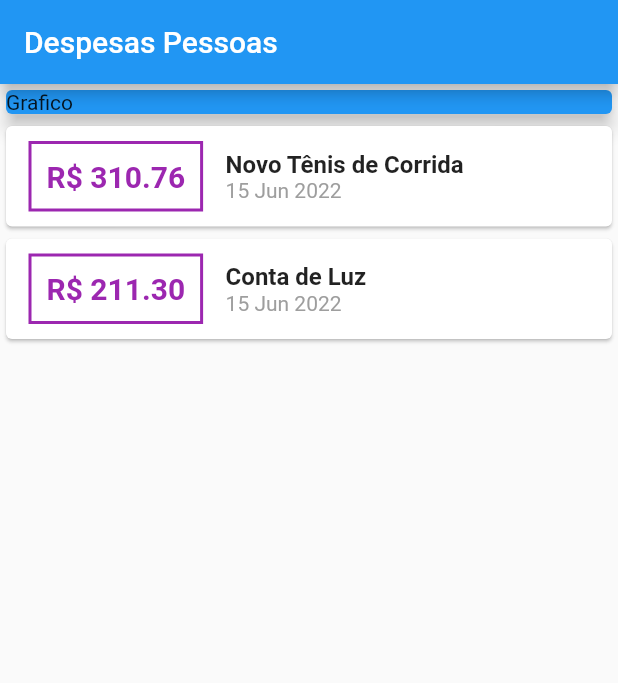
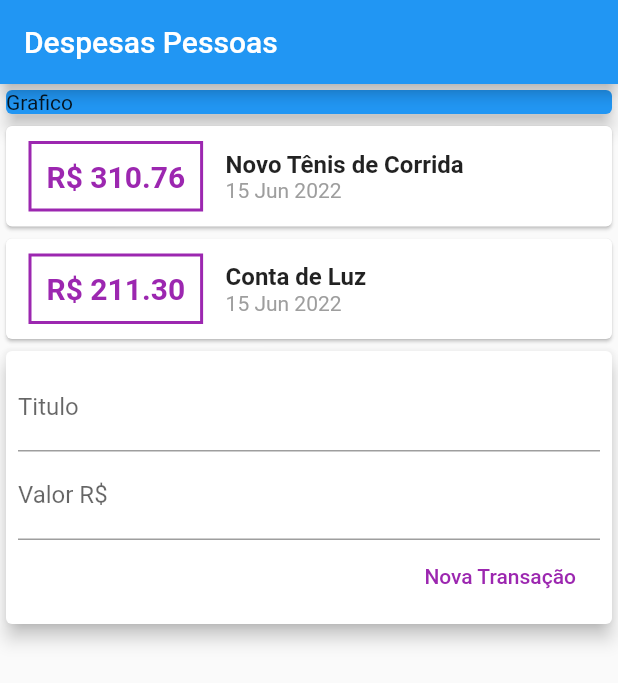
Before and after one commit to AiramCruZ/curso_flutter_cod3r, a Flutter app: the screen it shows after launch, on a phone screen of 412 x 824 dp. Shown: the top 683 px of the screen. Run offline on Flutter 3.47's test engine with Material 2 defaults, Android fonts, the phone set to English and light mode, and no system bars; missing offline and left inert: dart:ffi.

Commit message:
criacao formulario

```diff
--- /dev/null
+++ b/projeto_despesas_pessoais/lib/components/transaction_list.dart
@@ -0,0 +1,58 @@
+import 'package:flutter/material.dart';
+import 'package:intl/intl.dart';
+import 'package:projeto_despesas_pessoais/model/Transaction.dart';
+
+class TransactionsList extends StatelessWidget {
+  const TransactionsList({Key? key, required this.transactions})
+      : super(key: key);
+
+  final List<Transaction> transactions;
+
+  @override
+  Widget build(BuildContext context) {
+    return Column(
+      children: transactions.map((e) {
+        return Card(
+          child: Row(children: [
+            Container(
+              margin: const EdgeInsets.symmetric(
+                horizontal: 15,
+                vertical: 10,
+              ),
+              decoration: BoxDecoration(
+                border: Border.all(color: Colors.purple, width: 2),
+              ),
+              padding: const EdgeInsets.all(10),
+              child: Text(
+                'R\$ ${e.value.toStringAsFixed(2)}',
+                style: const TextStyle(
+                  fontWeight: FontWeight.bold,
+                  fontSize: 20,
+                  color: Colors.purple,
+                ),
+              ),
+            ),
+            Column(
+              crossAxisAlignment: CrossAxisAlignment.start,
+              children: [
+                Text(
+                  e.title,
+                  style: const TextStyle(
+                    fontSize: 16,
+                    fontWeight: FontWeight.bold,
+                  ),
+                ),
+                Text(
+                  DateFormat('d MMM y').format(e.date),
+                  style: const TextStyle(
+                    color: Colors.grey,
+                  ),
+                ),
+              ],
+            ),
+          ]),
+        );
+      }).toList(),
+    );
+  }
+}
--- a/projeto_despesas_pessoais/lib/main.dart
+++ b/projeto_despesas_pessoais/lib/main.dart
@@ -1,5 +1,6 @@
 import 'package:flutter/material.dart';
-import 'package:projeto_despesas_pessoais/model/Transaction.dart';
+import 'package:projeto_despesas_pessoais/components/transaction_list.dart';
+import 'package:projeto_despesas_pessoais/model/transaction.dart';
 import 'package:intl/intl.dart';
 
 void main() => runApp(const DespesasApp());
@@ -18,9 +19,9 @@ class DespesasApp extends StatelessWidget {
 class MyHomePage extends StatelessWidget {
   const MyHomePage({Key? key}) : super(key: key);
 
-  @override
-  Widget build(BuildContext context) {
-    final _transactions = [
+  static final TextEditingController titleController = TextEditingController();
+  static final TextEditingController valueController = TextEditingController();
+  static final List<Transaction> _transactions = [
     Transaction(
       id: 't1',
       title: 'Novo Tênis de Corrida',
@@ -35,6 +36,8 @@ class MyHomePage extends StatelessWidget {
     ),
   ];
 
+  @override
+  Widget build(BuildContext context) {
     return Scaffold(
       appBar: AppBar(
         title: const Text("Despesas Pessoas"),
@@ -49,50 +52,45 @@ class MyHomePage extends StatelessWidget {
               child: Text("Grafico"),
             ),
           ),
-          Column(
-            children: _transactions.map((e) {
-              return Card(
-                child: Row(children: [
-                  Container(
-                    margin: const EdgeInsets.symmetric(
-                      horizontal: 15,
-                      vertical: 10,
+          TransactionsList(transactions: _transactions),
+          Card(
+            elevation: 5,
+            child: Padding(
+              padding: const EdgeInsets.all(8.0),
+              child: Column(
+                children: [
+                  TextField(
+                    controller: titleController,
+                    decoration: const InputDecoration(labelText: 'Titulo'),
                   ),
-                    decoration: BoxDecoration(
-                      border: Border.all(color: Colors.purple, width: 2),
+                  TextField(
+                    controller: valueController,
+                    decoration: const InputDecoration(labelText: 'Valor R\$'),
                   ),
-                    padding: const EdgeInsets.all(10),
-                    child: Text(
-                      'R\$ ${e.value.toStringAsFixed(2)}',
-                      style: const TextStyle(
-                        fontWeight: FontWeight.bold,
-                        fontSize: 20,
-                        color: Colors.purple,
+                  Row(
+                    mainAxisAlignment: MainAxisAlignment.end,
+                    children: [
+                      ElevatedButton(
+                        onPressed: () {
+                          debugPrint('Precionou o botao');
+                          debugPrint(
+                              'titleController: ${titleController.text}');
+                          debugPrint(
+                              'valueController: ${valueController.text}');
+                        },
+                        style: ElevatedButton.styleFrom(
+                          primary: Colors.white,
+                          onPrimary: Colors.purple,
+                          elevation: 0,
+                        ),
+                        child: const Text('Nova Transação'),
+                      ),
+                    ],
+                  )
+                ],
               ),
             ),
           ),
-                  Column(
-                    crossAxisAlignment: CrossAxisAlignment.start,
-                    children: [
-                      Text(
-                        e.title,
-                        style: const TextStyle(
-                          fontSize: 16,
-                          fontWeight: FontWeight.bold,
-                        ),
-                      ),
-                      Text(
-                        DateFormat('d MMM y').format(e.date),
-                        style: const TextStyle(
-                          color: Colors.grey,
-                        ),
-                      ),
-                    ],
-                  ),
-                ]),
-              );
-            }).toList(),
-          )
         ],
       ),
     );
```
Lines whose indentation alone changed are shown as unchanged.
